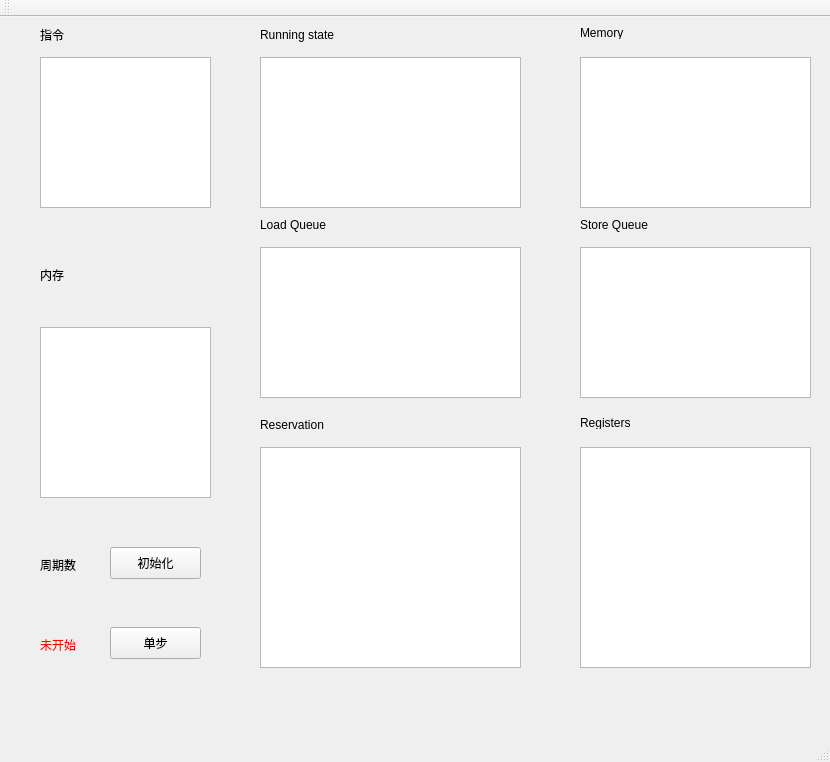
Above: mainwindow.ui from squarefk/Tomasulo before the change. Below: the same form after it.
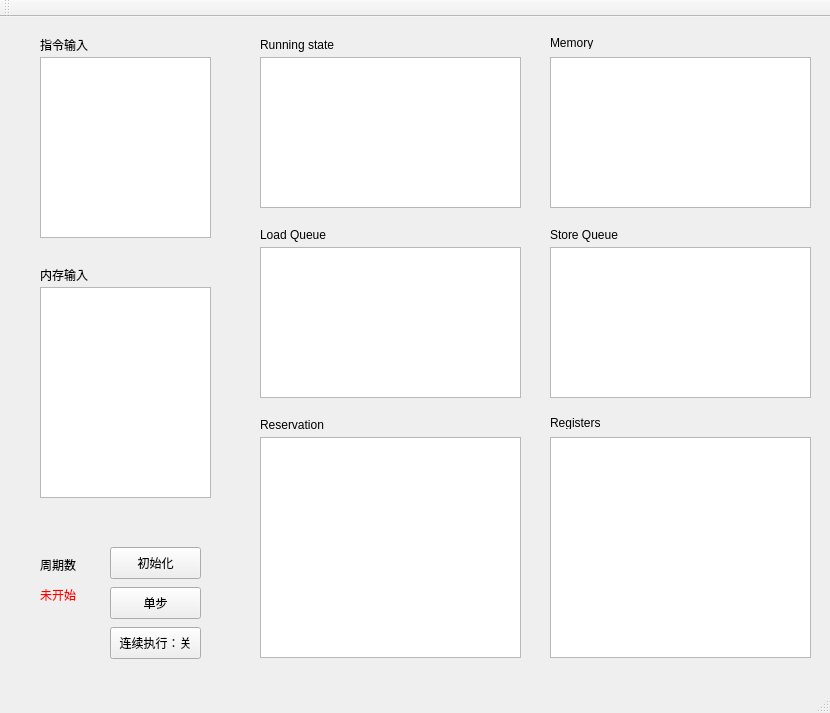
That is the form after the change.

Commit message: Add auto execute

What changed in the file:
```diff
--- a/mainwindow.ui
+++ b/mainwindow.ui
@@ -7,7 +7,7 @@
     <x>0</x>
     <y>0</y>
     <width>830</width>
-    <height>762</height>
+    <height>713</height>
    </rect>
   </property>
   <property name="windowTitle">
@@ -18,13 +18,13 @@
     <property name="geometry">
      <rect>
       <x>40</x>
-      <y>10</y>
-      <width>60</width>
+      <y>20</y>
+      <width>111</width>
       <height>16</height>
      </rect>
     </property>
     <property name="text">
-     <string>指令</string>
+     <string>指令输入</string>
     </property>
    </widget>
    <widget class="QTextEdit" name="ins_textedit">
@@ -33,7 +33,7 @@
       <x>40</x>
       <y>40</y>
       <width>171</width>
-      <height>151</height>
+      <height>181</height>
      </rect>
     </property>
    </widget>
@@ -42,21 +42,21 @@
      <rect>
       <x>40</x>
       <y>250</y>
-      <width>60</width>
+      <width>81</width>
       <height>16</height>
      </rect>
     </property>
     <property name="text">
-     <string>内存</string>
+     <string>内存输入</string>
     </property>
    </widget>
    <widget class="QTextEdit" name="mem_textedit">
     <property name="geometry">
      <rect>
       <x>40</x>
-      <y>310</y>
+      <y>270</y>
       <width>171</width>
-      <height>171</height>
+      <height>211</height>
      </rect>
     </property>
    </widget>
@@ -73,7 +73,7 @@
      <string>初始化</string>
     </property>
    </widget>
-   <widget class="QPushButton" name="step_button">
+   <widget class="QPushButton" name="auto_button">
     <property name="geometry">
      <rect>
       <x>110</x>
@@ -83,7 +83,7 @@
      </rect>
     </property>
     <property name="text">
-     <string>单步</string>
+     <string>连续执行：关</string>
     </property>
    </widget>
    <widget class="QLabel" name="label_3">
@@ -103,7 +103,7 @@
     <property name="geometry">
      <rect>
       <x>40</x>
-      <y>620</y>
+      <y>570</y>
       <width>60</width>
       <height>16</height>
      </rect>
@@ -119,7 +119,7 @@
     <property name="geometry">
      <rect>
       <x>260</x>
-      <y>10</y>
+      <y>20</y>
       <width>91</width>
       <height>16</height>
      </rect>
@@ -142,7 +142,7 @@
     <property name="geometry">
      <rect>
       <x>260</x>
-      <y>200</y>
+      <y>210</y>
       <width>81</width>
       <height>16</height>
      </rect>
@@ -164,8 +164,8 @@
    <widget class="QLabel" name="label_6">
     <property name="geometry">
      <rect>
-      <x>580</x>
-      <y>200</y>
+      <x>550</x>
+      <y>210</y>
       <width>71</width>
       <height>16</height>
      </rect>
@@ -177,9 +177,9 @@
    <widget class="QTextEdit" name="store_textedit">
     <property name="geometry">
      <rect>
-      <x>580</x>
+      <x>550</x>
       <y>230</y>
-      <width>231</width>
+      <width>261</width>
       <height>151</height>
      </rect>
     </property>
@@ -201,7 +201,7 @@
     <property name="geometry">
      <rect>
       <x>260</x>
-      <y>430</y>
+      <y>420</y>
       <width>261</width>
       <height>221</height>
      </rect>
@@ -210,7 +210,7 @@
    <widget class="QLabel" name="label_8">
     <property name="geometry">
      <rect>
-      <x>580</x>
+      <x>550</x>
       <y>400</y>
       <width>54</width>
       <height>12</height>
@@ -223,9 +223,9 @@
    <widget class="QTextEdit" name="regis_textedit">
     <property name="geometry">
      <rect>
-      <x>580</x>
-      <y>430</y>
-      <width>231</width>
+      <x>550</x>
+      <y>420</y>
+      <width>261</width>
       <height>221</height>
      </rect>
     </property>
@@ -233,8 +233,8 @@
    <widget class="QLabel" name="label_9">
     <property name="geometry">
      <rect>
-      <x>580</x>
-      <y>10</y>
+      <x>550</x>
+      <y>20</y>
       <width>54</width>
       <height>12</height>
      </rect>
@@ -246,13 +246,26 @@
    <widget class="QTextEdit" name="memory_textedit">
     <property name="geometry">
      <rect>
-      <x>580</x>
+      <x>550</x>
       <y>40</y>
-      <width>231</width>
+      <width>261</width>
       <height>151</height>
      </rect>
     </property>
    </widget>
+   <widget class="QPushButton" name="step_button">
+    <property name="geometry">
+     <rect>
+      <x>110</x>
+      <y>570</y>
+      <width>91</width>
+      <height>32</height>
+     </rect>
+    </property>
+    <property name="text">
+     <string>单步</string>
+    </property>
+   </widget>
   </widget>
   <widget class="QMenuBar" name="menuBar">
    <property name="geometry">
```
The commit also changes 2 other files.
